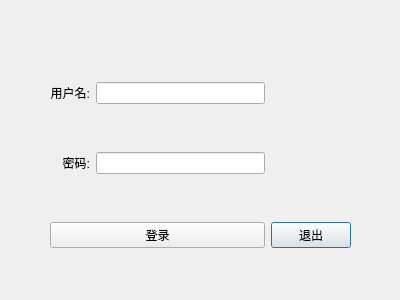
Old version of the form QClient/signin.ui in the repository KailinLi/QChat.
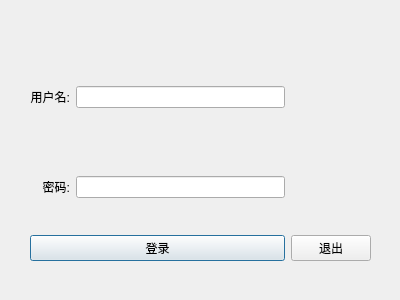
New version of the form.

Commit message: success show windows

What changed in the file:
```diff
--- a/QClient/signin.ui
+++ b/QClient/signin.ui
@@ -16,44 +16,14 @@
   <widget class="QWidget" name="gridLayoutWidget">
    <property name="geometry">
     <rect>
-     <x>50</x>
-     <y>40</y>
-     <width>301</width>
+     <x>30</x>
+     <y>10</y>
+     <width>341</width>
      <height>251</height>
     </rect>
    </property>
    <layout class="QGridLayout" name="signinGridLayout">
-    <item row="2" column="2">
-     <widget class="QPushButton" name="exitBtn">
-      <property name="text">
-       <string>退出</string>
-      </property>
-     </widget>
-    </item>
-    <item row="0" column="0">
-     <widget class="QLabel" name="nameLabel">
-      <property name="text">
-       <string>用户名:</string>
-      </property>
-      <property name="alignment">
-       <set>Qt::AlignRight|Qt::AlignTrailing|Qt::AlignVCenter</set>
-      </property>
-     </widget>
-    </item>
-    <item row="1" column="0">
-     <widget class="QLabel" name="passwdLabel">
-      <property name="text">
-       <string>密码:</string>
-      </property>
-      <property name="alignment">
-       <set>Qt::AlignRight|Qt::AlignTrailing|Qt::AlignVCenter</set>
-      </property>
-     </widget>
-    </item>
-    <item row="1" column="1">
-     <widget class="QLineEdit" name="passwdLineEdit"/>
-    </item>
-    <item row="2" column="0" colspan="2">
+    <item row="5" column="0" colspan="2">
      <widget class="QPushButton" name="signinBtn">
       <property name="text">
        <string>登录</string>
@@ -61,8 +31,45 @@
      </widget>
     </item>
     <item row="0" column="1">
+     <widget class="QLabel" name="signInLabel">
+      <property name="text">
+       <string/>
+      </property>
+     </widget>
+    </item>
+    <item row="5" column="2">
+     <widget class="QPushButton" name="exitBtn">
+      <property name="text">
+       <string>退出</string>
+      </property>
+     </widget>
+    </item>
+    <item row="3" column="1" rowspan="2">
+     <widget class="QLineEdit" name="passwdLineEdit"/>
+    </item>
+    <item row="1" column="1" rowspan="2">
      <widget class="QLineEdit" name="nameLineEdit"/>
     </item>
+    <item row="3" column="0" rowspan="2">
+     <widget class="QLabel" name="passwdLabel">
+      <property name="text">
+       <string>密码:</string>
+      </property>
+      <property name="alignment">
+       <set>Qt::AlignRight|Qt::AlignTrailing|Qt::AlignVCenter</set>
+      </property>
+     </widget>
+    </item>
+    <item row="1" column="0" rowspan="2">
+     <widget class="QLabel" name="nameLabel">
+      <property name="text">
+       <string>用户名:</string>
+      </property>
+      <property name="alignment">
+       <set>Qt::AlignRight|Qt::AlignTrailing|Qt::AlignVCenter</set>
+      </property>
+     </widget>
+    </item>
    </layout>
   </widget>
  </widget>
```
Left out of the diff: 4 changed lines with no effect on the pictures. The commit also changes 4 other files.
